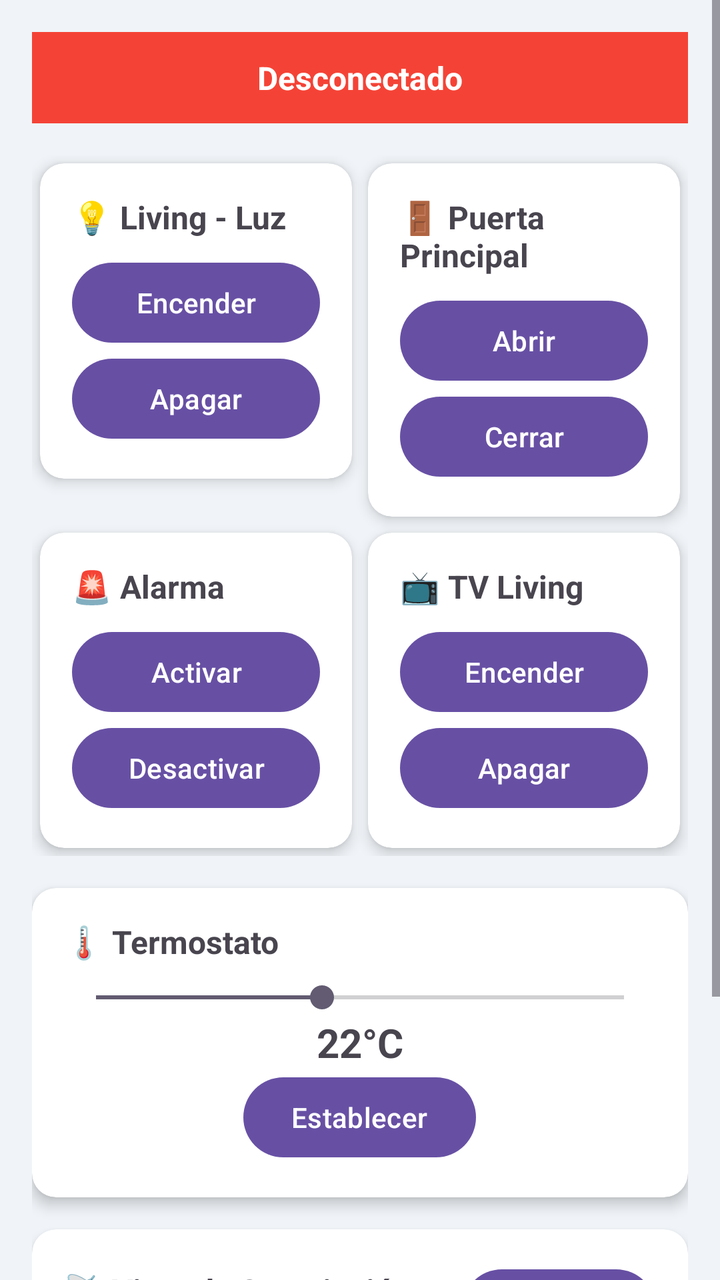
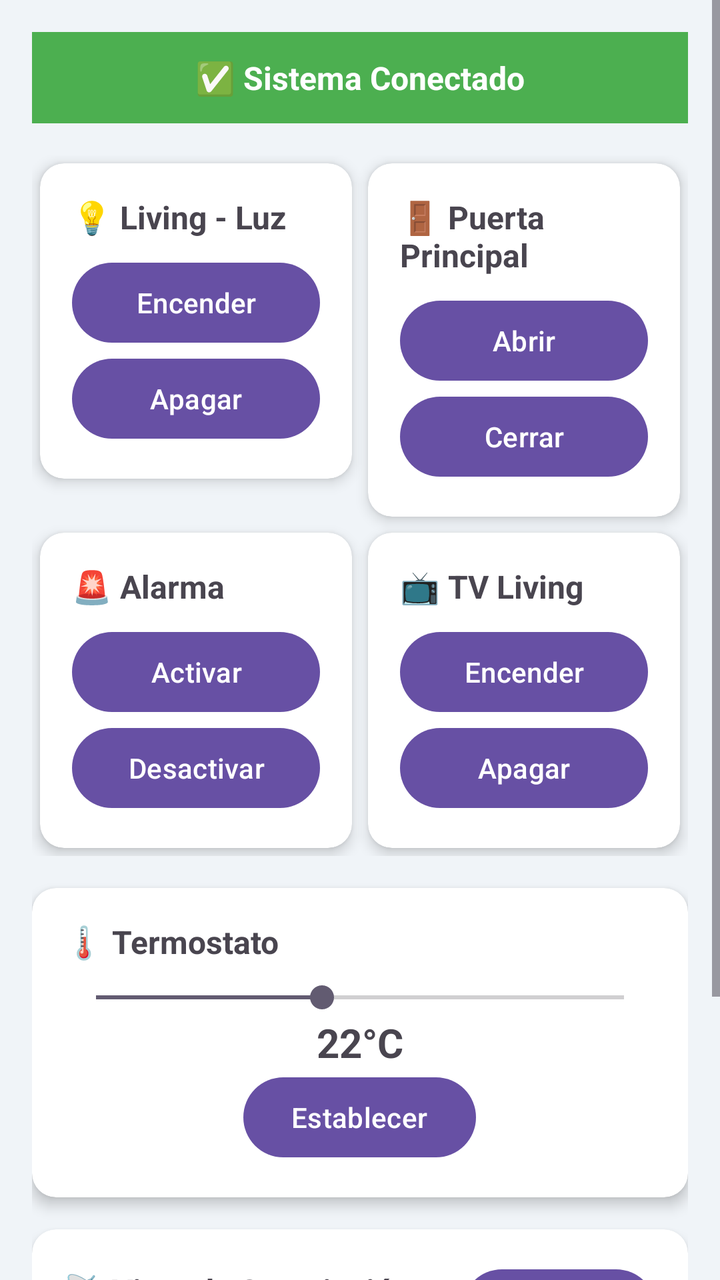

Screens rendered from an Android XML layout before and after an edit, with the pre-edit source and the edit as a unified diff.
<!-- AndroidManifest.xml: application theme Theme.AppMQTT -->
<!-- res/layout/activity_main.xml -->
<?xml version="1.0" encoding="utf-8"?>
<ScrollView xmlns:android="http://schemas.android.com/apk/res/android"
    xmlns:app="http://schemas.android.com/apk/res-auto"
    xmlns:tools="http://schemas.android.com/tools"
    android:layout_width="match_parent"
    android:layout_height="match_parent"
    android:background="#F0F4F8"
    tools:context=".MainActivity">

    <LinearLayout
        android:id="@+id/main"
        android:layout_width="match_parent"
        android:layout_height="wrap_content"
        android:orientation="vertical"
        android:padding="16dp">

        <TextView
            android:id="@+id/status"
            android:layout_width="match_parent"
            android:layout_height="wrap_content"
            android:layout_marginBottom="16dp"
            android:background="#f44336"
            android:gravity="center"
            android:padding="12dp"
            android:text="Desconectado"
            android:textColor="@android:color/white"
            android:textSize="16sp"
            android:textStyle="bold" />

        
        <GridLayout
            android:layout_width="match_parent"
            android:layout_height="wrap_content"
            android:columnCount="2"
            android:rowCount="4"
            android:useDefaultMargins="true">

            
            <androidx.cardview.widget.CardView
                android:layout_width="0dp"
                android:layout_height="wrap_content"
                android:layout_columnWeight="1"
                app:cardCornerRadius="12dp"
                app:cardElevation="4dp">
                <LinearLayout
                    android:layout_width="match_parent"
                    android:layout_height="wrap_content"
                    android:orientation="vertical"
                    android:padding="16dp">
                    <TextView
                        android:layout_width="wrap_content"
                        android:layout_height="wrap_content"
                        android:text="💡 Living - Luz"
                        android:textSize="16sp"
                        android:textStyle="bold" />
                    <Button
                        android:id="@+id/btnLivingLuzOn"
                        android:layout_width="match_parent"
                        android:layout_height="wrap_content"
                        android:layout_marginTop="8dp"
                        android:text="Encender" />
                    <Button
                        android:id="@+id/btnLivingLuzOff"
                        android:layout_width="match_parent"
                        android:layout_height="wrap_content"
                        android:text="Apagar" />
                </LinearLayout>
            </androidx.cardview.widget.CardView>

            
            <androidx.cardview.widget.CardView
                android:layout_width="0dp"
                android:layout_height="wrap_content"
                android:layout_columnWeight="1"
                app:cardCornerRadius="12dp"
                app:cardElevation="4dp">
                <LinearLayout
                    android:layout_width="match_parent"
                    android:layout_height="wrap_content"
                    android:orientation="vertical"
                    android:padding="16dp">
                    <TextView
                        android:layout_width="wrap_content"
                        android:layout_height="wrap_content"
                        android:text="🚪 Puerta Principal"
                        android:textSize="16sp"
                        android:textStyle="bold" />
                    <Button
                        android:id="@+id/btnPuertaOpen"
                        android:layout_width="match_parent"
                        android:layout_height="wrap_content"
                        android:layout_marginTop="8dp"
                        android:text="Abrir" />
                    <Button
                        android:id="@+id/btnPuertaClose"
                        android:layout_width="match_parent"
                        android:layout_height="wrap_content"
                        android:text="Cerrar" />
                </LinearLayout>
            </androidx.cardview.widget.CardView>

            
            <androidx.cardview.widget.CardView
                android:layout_width="0dp"
                android:layout_height="wrap_content"
                android:layout_columnWeight="1"
                app:cardCornerRadius="12dp"
                app:cardElevation="4dp">
                <LinearLayout
                    android:layout_width="match_parent"
                    android:layout_height="wrap_content"
                    android:orientation="vertical"
                    android:padding="16dp">
                    <TextView
                        android:layout_width="wrap_content"
                        android:layout_height="wrap_content"
                        android:text="🚨 Alarma"
                        android:textSize="16sp"
                        android:textStyle="bold" />
                    <Button
                        android:id="@+id/btnAlarmaOn"
                        android:layout_width="match_parent"
                        android:layout_height="wrap_content"
                        android:layout_marginTop="8dp"
                        android:text="Activar" />
                    <Button
                        android:id="@+id/btnAlarmaOff"
                        android:layout_width="match_parent"
                        android:layout_height="wrap_content"
                        android:text="Desactivar" />
                </LinearLayout>
            </androidx.cardview.widget.CardView>
            
            
            <androidx.cardview.widget.CardView
                android:layout_width="0dp"
                android:layout_height="wrap_content"
                android:layout_columnWeight="1"
                app:cardCornerRadius="12dp"
                app:cardElevation="4dp">
                <LinearLayout
                    android:layout_width="match_parent"
                    android:layout_height="wrap_content"
                    android:orientation="vertical"
                    android:padding="16dp">
                    <TextView
                        android:layout_width="wrap_content"
                        android:layout_height="wrap_content"
                        android:text="📺 TV Living"
                        android:textSize="16sp"
                        android:textStyle="bold" />
                    <Button
                        android:id="@+id/btnTVOn"
                        android:layout_width="match_parent"
                        android:layout_height="wrap_content"
                        android:layout_marginTop="8dp"
                        android:text="Encender" />
                    <Button
                        android:id="@+id/btnTVOff"
                        android:layout_width="match_parent"
                        android:layout_height="wrap_content"
                        android:text="Apagar" />
                </LinearLayout>
            </androidx.cardview.widget.CardView>
        </GridLayout>

        
        <androidx.cardview.widget.CardView
            android:layout_width="match_parent"
            android:layout_height="wrap_content"
            android:layout_marginTop="16dp"
            app:cardCornerRadius="12dp"
            app:cardElevation="4dp">
            <LinearLayout
                android:layout_width="match_parent"
                android:layout_height="wrap_content"
                android:orientation="vertical"
                android:padding="16dp">
                <TextView
                    android:layout_width="wrap_content"
                    android:layout_height="wrap_content"
                    android:text="🌡️ Termostato"
                    android:textSize="16sp"
                    android:textStyle="bold" />
                <SeekBar
                    android:id="@+id/tempSlider"
                    android:layout_width="match_parent"
                    android:layout_height="wrap_content"
                    android:max="30"
                    android:min="16"
                    android:progress="22"
                    android:layout_marginTop="8dp" />
                <TextView
                    android:id="@+id/tempValue"
                    android:layout_width="match_parent"
                    android:layout_height="wrap_content"
                    android:text="22°C"
                    android:textAlignment="center"
                    android:textSize="20sp"
                    android:textStyle="bold" />
                <Button
                    android:id="@+id/btnSetTemp"
                    android:layout_width="wrap_content"
                    android:layout_height="wrap_content"
                    android:layout_gravity="center_horizontal"
                    android:text="Establecer" />
            </LinearLayout>
        </androidx.cardview.widget.CardView>

        
        <androidx.cardview.widget.CardView
            android:layout_width="match_parent"
            android:layout_height="wrap_content"
            android:layout_marginTop="16dp"
            app:cardCornerRadius="12dp"
            app:cardElevation="4dp">
            <LinearLayout
                android:layout_width="match_parent"
                android:layout_height="wrap_content"
                android:orientation="vertical"
                android:padding="16dp">
                <LinearLayout
                    android:layout_width="match_parent"
                    android:layout_height="wrap_content"
                    android:gravity="center_vertical"
                    android:orientation="horizontal">
                    <TextView
                        android:layout_width="0dp"
                        android:layout_height="wrap_content"
                        android:layout_weight="1"
                        android:text="📡 Visor de Suscripción (hogar/#)"
                        android:textSize="16sp"
                        android:textStyle="bold" />
                    <Button
                        android:id="@+id/btnClearLog"
                        android:layout_width="wrap_content"
                        android:layout_height="wrap_content"
                        android:text="Limpiar" />
                </LinearLayout>
                <TextView
                    android:id="@+id/subscriptionLog"
                    android:layout_width="match_parent"
                    android:layout_height="wrap_content"
                    android:layout_marginTop="8dp"
                    android:background="#1E293B"
                    android:fontFamily="monospace"
                    android:minLines="5"
                    android:padding="12dp"
                    android:text="Esperando mensajes en hogar/#..."
                    android:textColor="#E2E8F0"
                    android:textSize="13sp" />
            </LinearLayout>
        </androidx.cardview.widget.CardView>
    </LinearLayout>
</ScrollView>
<!-- resources referenced by this layout -->
<resources>
  <style name="Theme.AppMQTT" parent="Base.Theme.AppMQTT" />
  <style name="Base.Theme.AppMQTT" parent="Theme.Material3.DayNight.NoActionBar">
          
          
      </style>
</resources>

<!-- the commit's change to res/layout/activity_main.xml (unified diff, before → after) -->
@@ -19,10 +19,10 @@
             android:layout_width="match_parent"
             android:layout_height="wrap_content"
             android:layout_marginBottom="16dp"
-            android:background="#f44336"
+            android:background="#4CAF50"
             android:gravity="center"
             android:padding="12dp"
-            android:text="Desconectado"
+            android:text="✅ Sistema Conectado"
             android:textColor="@android:color/white"
             android:textSize="16sp"
             android:textStyle="bold" />
